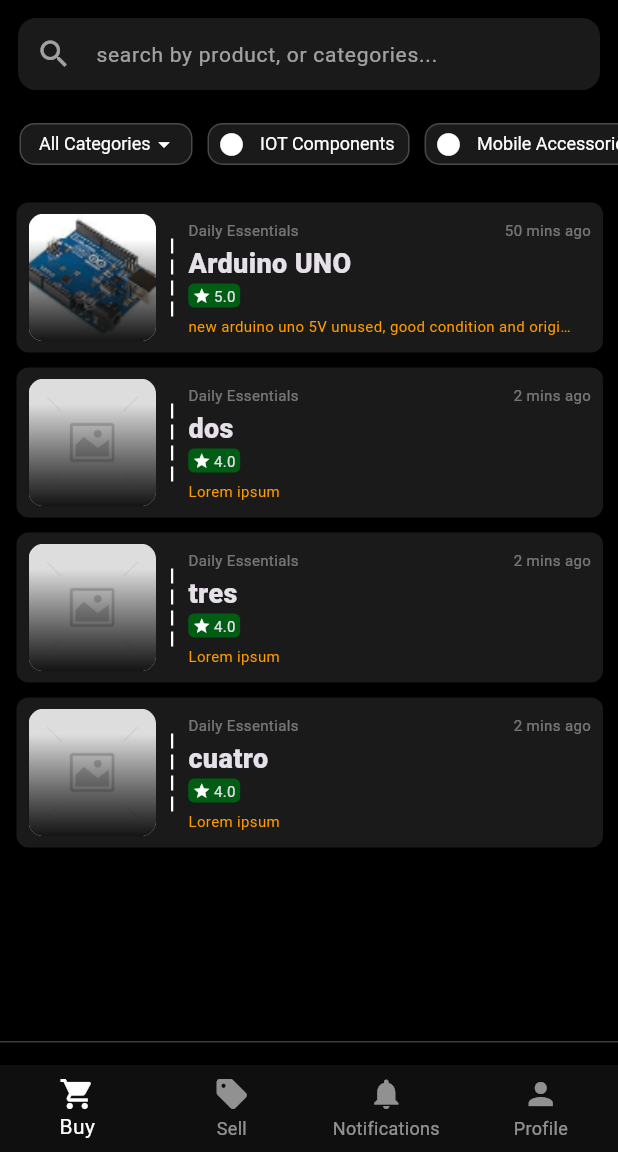
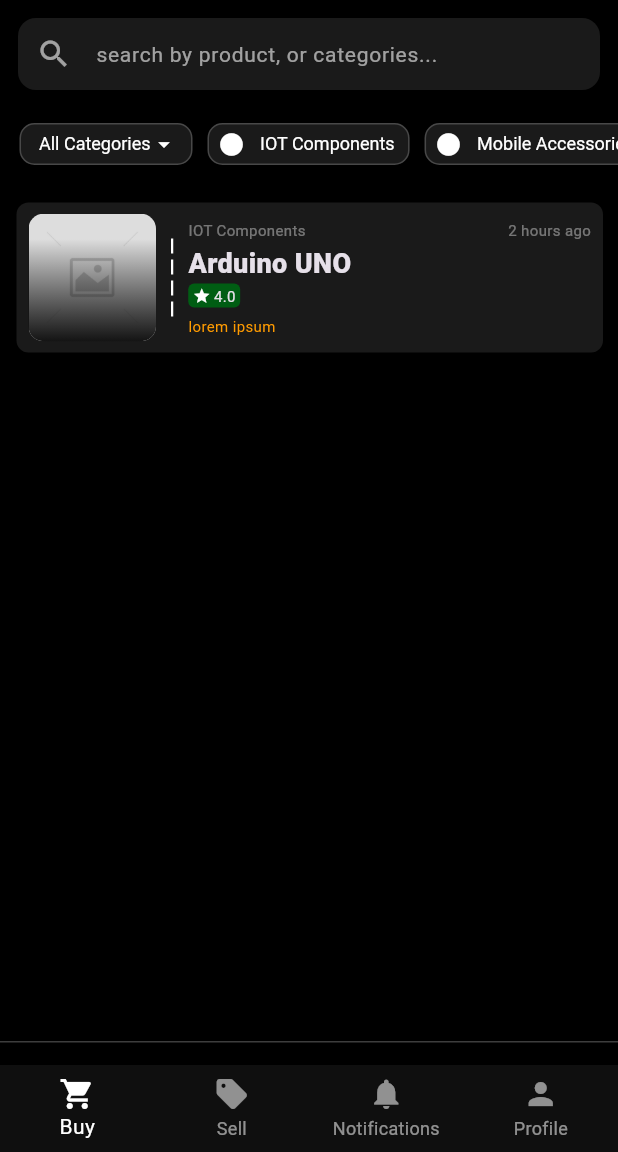
Before and after one commit to sabzdotpy/UniTrade-App, a Flutter app: the screen it shows after launch, on a phone screen of 412 x 824 dp, the part 84-1236 px from its top. Run offline on Flutter 3.47's test engine with Material 3 defaults, Android fonts, the phone set to English and light mode, and no system bars.

Commit message:
add buy page product generics

```diff
--- a/lib/pages/buy_page.dart
+++ b/lib/pages/buy_page.dart
@@ -27,11 +27,8 @@ class _BuyPageState extends State<BuyPage> {
   );
 
 
-  static List<Map> buyPageItems = [
-    { 'title': 'Arduino UNO', 'imageURL': Appimages.get("arduino.png"), 'description': 'new arduino uno 5V unused, good condition and original brand.', 'rating': 5.0, 'price': 600, 'postedAt': '50 mins ago' },
-    { 'title': 'dos', 'description': 'Lorem ipsum', 'rating': 4.0, 'price': 299, 'postedAt': '2 mins ago' },
-    { 'title': 'tres', 'description': 'Lorem ipsum', 'rating': 4.0, 'price': 299, 'postedAt': '2 mins ago' },
-    { 'title': 'cuatro', 'description': 'Lorem ipsum', 'rating':  4.0,'price': 299, 'postedAt': '2 mins ago' },
+  static List<BuyPageProduct> buyPageItems = [
+    BuyPageProduct(title: "Arduino UNO", description: "lorem ipsum", category: "IOT Components", price: 599, rating: 4, postedAt: "2 hours ago"),
   ];
 
    void _showToast(String message) {
@@ -157,12 +154,7 @@ class _BuyPageState extends State<BuyPage> {
                 padding: const EdgeInsets.symmetric( vertical: 5 ),
                 child:
                   BuyPageItem(
-                    title: buyPageItems[index]['title'],
-                    description: buyPageItems[index]['description'],
-                    imageURL: buyPageItems[index]['imageURL'],
-                    rating: buyPageItems[index]['rating'],
-                    price: buyPageItems[index]['price'],
-                    postedAt: buyPageItems[index]['postedAt'],
+                    product: buyPageItems[index],
                   ),
               );
             },
@@ -173,21 +165,31 @@ class _BuyPageState extends State<BuyPage> {
   }
 }
 
+class BuyPageProduct {
+  final String title;
+  final String description;
+  final String category;
+  final String? imageURL;
+  final num rating;     // supports both int and double, will be coerced to double during init.
+  final double price;
+  final String postedAt;
+
+  BuyPageProduct({
+    required this.title,
+    required this.description,
+    required this.category,
+    required this.price,
+    required this.postedAt,
+    required num rating,
+    this.imageURL
+  }) : rating = rating.toDouble();
+}
+
 class BuyPageItem extends StatelessWidget {
-  String title;
-  String description;
-  String? imageURL;
-  double rating;
-  int price;
-  String postedAt;
+  BuyPageProduct product;
 
   BuyPageItem({
-    required this.title,
-    required this.description,
-    this.imageURL,
-    required this.rating,
-    required this.price,
-    required this.postedAt,
+    required this.product,
     super.key,
   });
 
@@ -217,7 +219,7 @@ class BuyPageItem extends StatelessWidget {
             child: ClipRRect(
                 borderRadius: BorderRadius.circular(10),
                 child: Image.asset(
-                imageURL ?? Appimages.get('image-placeholder.jpg'),
+                product.imageURL ?? Appimages.get('image-placeholder.jpg'),
                 width: 85,
                 height: 85,
                 fit: BoxFit.contain
@@ -243,7 +245,7 @@ class BuyPageItem extends StatelessWidget {
                   children: [
                     Expanded(
                       child: Text(
-                        "Daily Essentials",
+                        product.category,
                         style: TextStyle(
                           fontSize: 10,
                           color: Colors.white.withOpacity(.4)
@@ -252,7 +254,7 @@ class BuyPageItem extends StatelessWidget {
                       ),
                     ),
                     Text(
-                      postedAt,
+                      product.postedAt,
                       style: TextStyle(fontSize: 10,
                       color: Colors.white.withOpacity(.4)),
                     ),
@@ -263,7 +265,7 @@ class BuyPageItem extends StatelessWidget {
                   crossAxisAlignment: CrossAxisAlignment.start,
                   children: [
                     Text(
-                      title,
+                      product.title,
                       style: const TextStyle(
                         fontSize: 18,
                         fontWeight: FontWeight.w800
@@ -281,7 +283,7 @@ class BuyPageItem extends StatelessWidget {
                           const Icon(Icons.star, size: 12,),
                           const SizedBox(width: 2,),
                           Text(
-                            rating.toString(),
+                            product.rating.toString(),
                             style: TextStyle(
                               fontSize: 10,
                             ),
@@ -295,7 +297,7 @@ class BuyPageItem extends StatelessWidget {
                 Padding(
                   padding: const EdgeInsets.only(right: 10),
                   child: Text(
-                    description,
+                    product.description,
                     style: const TextStyle(
                         fontSize: 10,
                         color: Color.fromRGBO(255, 155, 0, 1),
```
